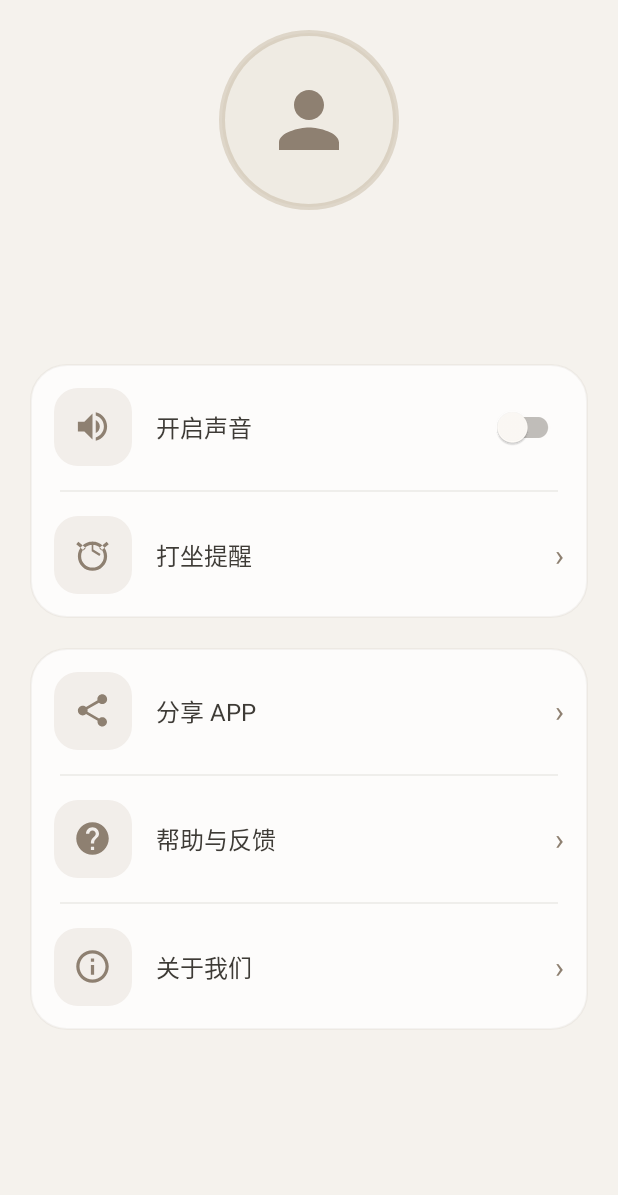
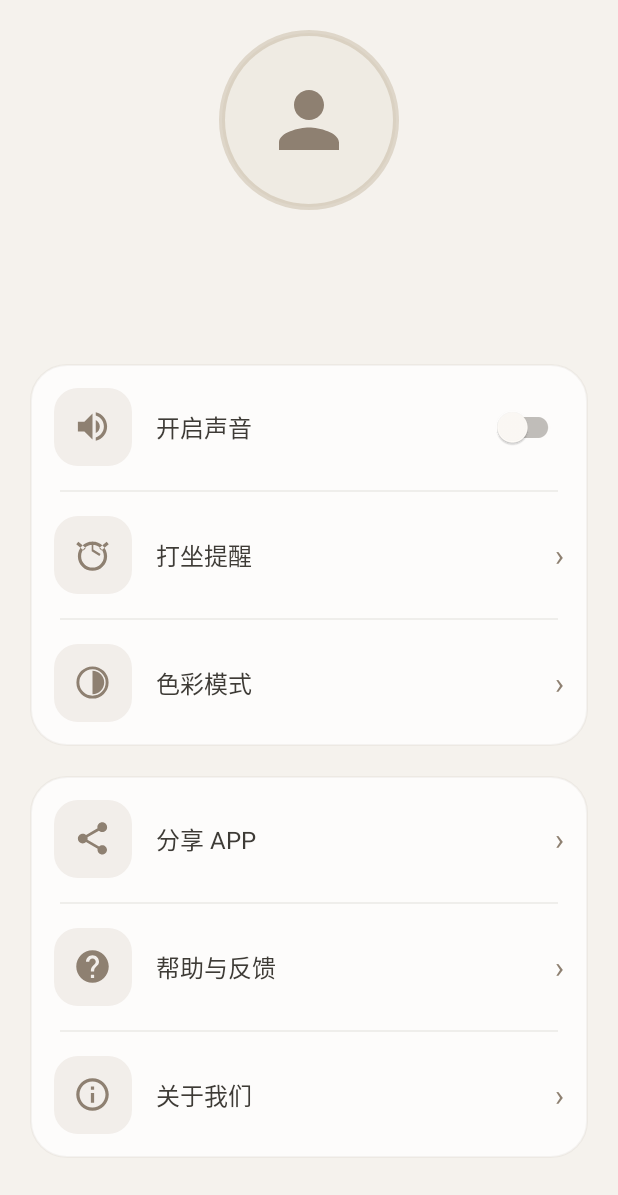
Before and after one commit to IvesZhan/zensee-android, an Android app: the layout view_profile_tab.xml on its own in the app's theme, with its tools: preview values and no code run, on a phone screen of 412 x 824 dp. Shown: the top 1195 px of the screen. Run offline under Robolectric (Android 15) with nearby library versions, the light colour scheme and no system bars; Roboto replaces fonts that are not available here.

Commit message:
Add appearance mode and improve app sharing

```diff
--- a/app/src/main/AndroidManifest.xml
+++ b/app/src/main/AndroidManifest.xml
@@ -12,6 +12,7 @@
     <uses-permission android:name="android.permission.VIBRATE" />
 
     <application
+        android:name=".ZenSeeApplication"
         android:allowBackup="true"
         android:enableOnBackInvokedCallback="true"
         android:icon="@mipmap/ic_launcher"
--- /dev/null
+++ b/app/src/main/res/drawable/ic_profile_appearance.xml
@@ -0,0 +1,19 @@
+<?xml version="1.0" encoding="utf-8"?>
+<vector xmlns:android="http://schemas.android.com/apk/res/android"
+    android:width="24dp"
+    android:height="24dp"
+    android:viewportWidth="24"
+    android:viewportHeight="24">
+
+    <path
+        android:fillColor="#00000000"
+        android:pathData="M12,3C7.03,3 3,7.03 3,12s4.03,9 9,9 9,-4.03 9,-9 -4.03,-9 -9,-9z"
+        android:strokeColor="#FF000000"
+        android:strokeLineCap="round"
+        android:strokeLineJoin="round"
+        android:strokeWidth="1.8" />
+
+    <path
+        android:fillColor="#FF000000"
+        android:pathData="M12,4.8c3.98,0 7.2,3.22 7.2,7.2s-3.22,7.2 -7.2,7.2z" />
+</vector>
--- a/app/src/main/res/layout/view_profile_tab.xml
+++ b/app/src/main/res/layout/view_profile_tab.xml
@@ -142,6 +142,63 @@
 
                 <TextView
                     android:id="@+id/profileReminderSubtitleText"
+                    android:layout_width="wrap_content"
+                    android:layout_height="wrap_content"
+                    android:layout_marginEnd="12dp"
+                    android:textColor="@color/zs_text_subtle"
+                    android:textSize="14sp" />
+
+                <TextView
+                    android:layout_width="wrap_content"
+                    android:layout_height="wrap_content"
+                    android:text="›"
+                    android:textColor="@color/zs_text_subtle"
+                    android:textSize="20sp" />
+            </LinearLayout>
+
+            <View
+                android:layout_width="match_parent"
+                android:layout_height="1dp"
+                android:layout_marginStart="20dp"
+                android:layout_marginEnd="20dp"
+                android:background="@color/zs_border"
+                android:alpha="0.4" />
+
+            <LinearLayout
+                android:id="@+id/profileAppearanceRow"
+                android:layout_width="match_parent"
+                android:layout_height="wrap_content"
+                android:clickable="true"
+                android:focusable="true"
+                android:foreground="?attr/selectableItemBackground"
+                android:gravity="center_vertical"
+                android:orientation="horizontal"
+                android:padding="16dp">
+
+                <FrameLayout
+                    android:layout_width="52dp"
+                    android:layout_height="52dp"
+                    android:background="@drawable/bg_profile_row_icon">
+
+                    <ImageView
+                        android:layout_width="26dp"
+                        android:layout_height="26dp"
+                        android:layout_gravity="center"
+                        android:src="@drawable/ic_profile_appearance"
+                        android:tint="@color/zs_primary" />
+                </FrameLayout>
+
+                <TextView
+                    android:layout_width="0dp"
+                    android:layout_height="wrap_content"
+                    android:layout_marginStart="16dp"
+                    android:layout_weight="1"
+                    android:text="@string/appearance_mode_title"
+                    android:textColor="@color/zs_primary_dark"
+                    android:textSize="16sp" />
+
+                <TextView
+                    android:id="@+id/profileAppearanceSubtitleText"
                     android:layout_width="wrap_content"
                     android:layout_height="wrap_content"
                     android:layout_marginEnd="12dp"
--- a/app/src/main/res/values/strings.xml
+++ b/app/src/main/res/values/strings.xml
@@ -57,6 +57,10 @@
     <string name="profile_tagline_authenticated">记录每一次修行</string>
     <string name="sound_toggle">开启声音</string>
     <string name="reminder_title">打坐提醒</string>
+    <string name="appearance_mode_title">色彩模式</string>
+    <string name="appearance_mode_light">浅色</string>
+    <string name="appearance_mode_dark">深色</string>
+    <string name="appearance_mode_system">跟随系统</string>
     <string name="share_app">分享 APP</string>
     <string name="help_feedback">帮助与反馈</string>
     <string name="feedback_intro">如果你在使用过程中遇到任何问题，或有宝贵的意见与建议，欢迎随时联系我们。</string>
@@ -128,7 +132,8 @@
     <string name="delete_account_final_message">此操作将永久清空您所有的禅修记录，且不可撤销。确定要继续吗？</string>
     <string name="deleting_account">正在注销账号</string>
     <string name="deleting_account_subtitle">请稍候，我们正在安全清理你的数据。</string>
-    <string name="share_app_message_with_link">正在使用 ZenSee 记录我的禅修时光，推荐给你。\n%1$s</string>
+    <string name="share_app_message_with_link">我在用禅·见记录日常禅修，推荐给你。\n%1$s</string>
+    <string name="share_link_copied">链接已复制到剪贴板</string>
     <string name="support_email">ives@wangxutech.com</string>
     <string name="reminder_permission_needed">请在系统设置中允许「禅·见」发送通知，才能收到打坐提醒。</string>
     <string name="reminder_exact_alarm_permission_needed">请允许「禅·见」精确安排提醒时间，否则系统可能不会在设定时刻准时发送通知。</string>
```
Also changed, not shown: app/src/main/java/com/zensee/android/AppearanceModeBottomSheet.kt (added, +124 -0 lines), app/src/main/java/com/zensee/android/GroupShareCoordinator.kt (+10 -0 lines), app/src/main/java/com/zensee/android/MainActivity.kt (+95 -46 lines), app/src/main/java/com/zensee/android/SettingsManager.kt (+37 -0 lines), app/src/main/java/com/zensee/android/ZenSeeApplication.kt (added, +11 -0 lines), app/src/main/res/layout/bottom_sheet_appearance_mode.xml (added, +134 -0 lines), 3 other files.
